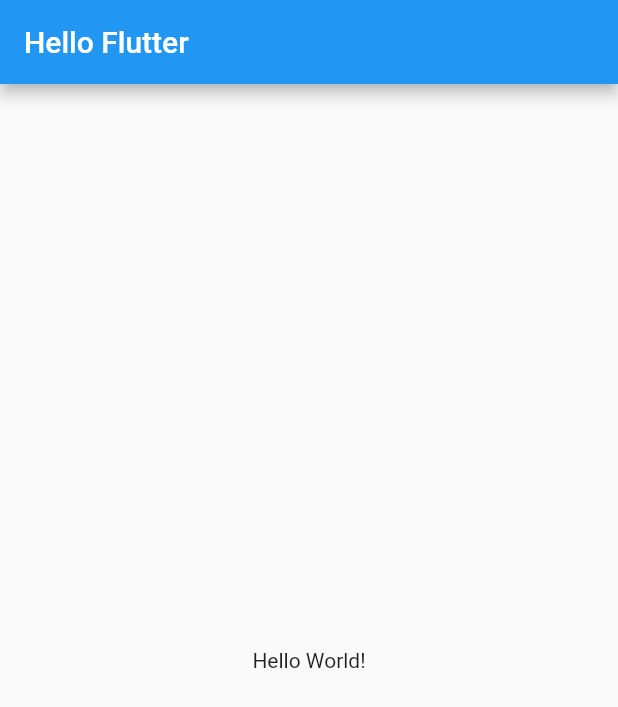
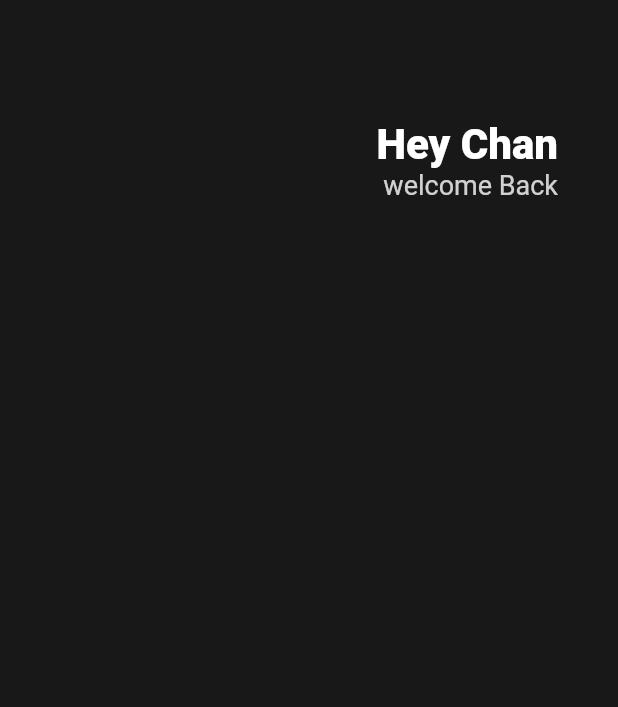
Before and after one commit to seochan99/FlutterSystem, a Flutter app: the screen it shows after launch, on a phone screen of 412 x 824 dp. Shown: the top 707 px of the screen. Run offline on Flutter 3.47's test engine with Material 2 defaults, Android fonts, the phone set to English and light mode, and no system bars.

Commit message:
feat : 3.0 Header

```diff
--- a/toonflix/lib/main.dart
+++ b/toonflix/lib/main.dart
@@ -1,7 +1,7 @@
 import 'package:flutter/material.dart';
 
 class Player {
-  String name;
+  String? name;
   Player({required this.name});
 }
 
@@ -15,12 +15,43 @@
   Widget build(BuildContext context) {
     return MaterialApp(
       home: Scaffold(
-          appBar: AppBar(
-            title: Text("Hello Flutter"),
+        backgroundColor: Color(0xFF181818),
+        body: Padding(
+          padding: EdgeInsets.symmetric(horizontal: 40),
+          child: Column(
+            children: [
+              SizedBox(
+                height: 80,
+              ),
+              Row(
+                mainAxisAlignment: MainAxisAlignment.end,
+                children: [
+                  Column(
+                    crossAxisAlignment: CrossAxisAlignment.end,
+                    children: [
+                      Text(
+                        "Hey Chan",
+                        style: TextStyle(
+                          color: Colors.white,
+                          fontSize: 28,
+                          fontWeight: FontWeight.w800,
+                        ),
+                      ),
+                      Text(
+                        "welcome Back",
+                        style: TextStyle(
+                          color: Colors.white.withOpacity(0.8),
+                          fontSize: 18,
+                        ),
+                      ),
+                    ],
+                  )
+                ],
+              )
+            ],
           ),
-          body: Center(
-            child: Text("Hello World!"),
-          )),
+        ),
+      ),
     );
   }
 }
```
